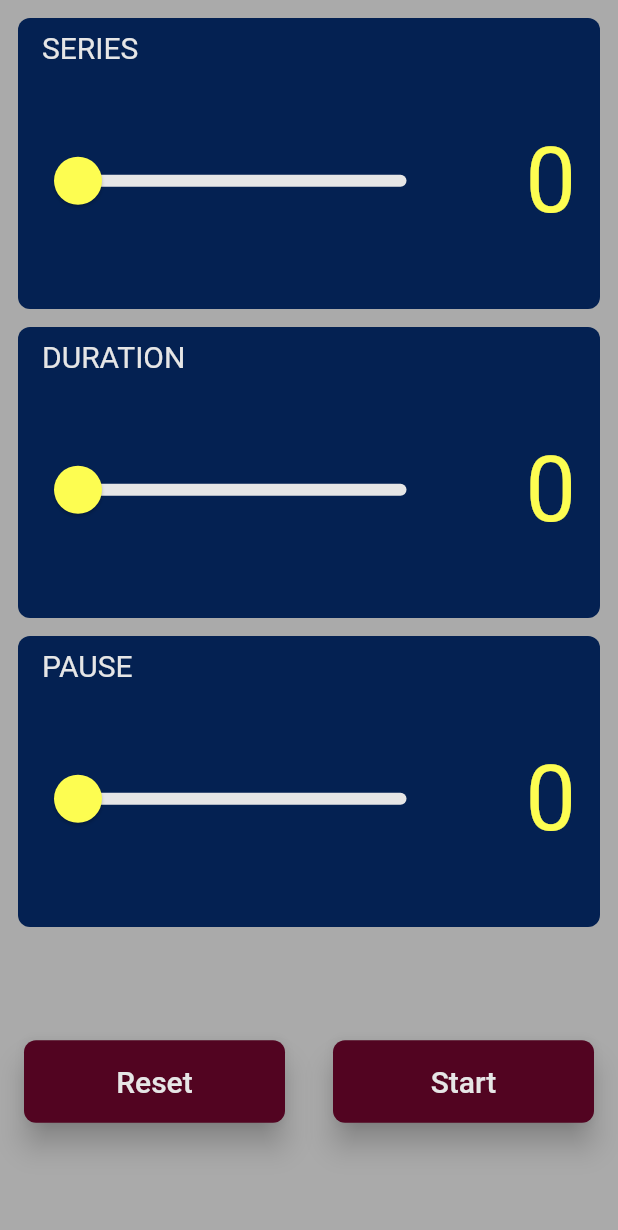
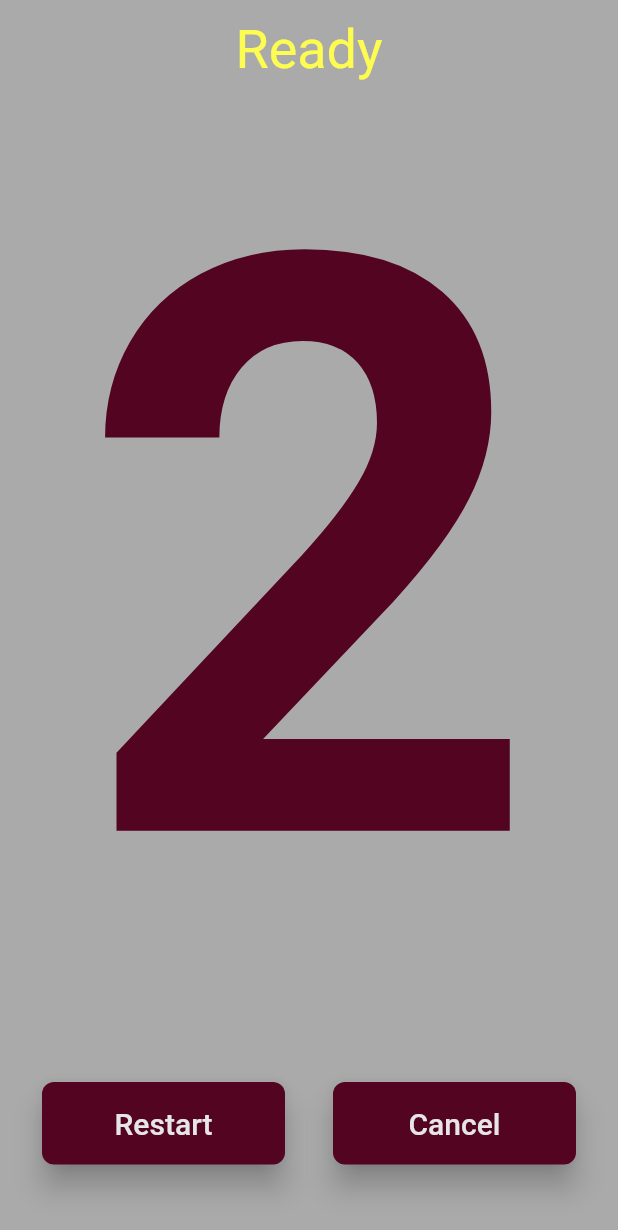
Before and after one commit to draganstojanov/FTimer, a Flutter app: the screen it shows after launch, after a tap on "Start", on a phone screen of 412 x 824 dp. Shown: the top 1230 px of the screen. Run offline on Flutter 3.47's test engine with Material 2 defaults, Android fonts, the phone set to English and light mode, and no system bars; drawn by our look-alikes of auto_size_text.

Commit message:
timer done

```diff
--- a/lib/components/buttons_layout.dart
+++ b/lib/components/buttons_layout.dart
@@ -1,20 +1,22 @@
 import 'package:flutter/material.dart';
-import 'package:ftimer/utils/constants.dart';
+import 'package:ftimer/utils/colors.dart';
 import 'package:ftimer/utils/styles.dart';
 
 class ButtonsLayout extends StatelessWidget {
-  Function onPressedReset;
-  Function onPressedStart;
+  final Function onPressedLeft;
+  final Function onPressedRight;
+  final String labelLeft;
+  final String labelRight;
 
-  ButtonsLayout({this.onPressedReset, this.onPressedStart});
+  const ButtonsLayout({Key key, this.onPressedLeft, this.onPressedRight, this.labelLeft, this.labelRight});
 
   @override
   Widget build(BuildContext context) {
     return Expanded(
       child: Row(
         children: <Widget>[
-          _button(onPressedReset, 'Reset'),
-          _button(onPressedStart, 'Start'),
+          _button(onPressedLeft, labelLeft),
+          _button(onPressedRight, labelRight),
         ],
       ),
     );
--- a/lib/components/card_widget.dart
+++ b/lib/components/card_widget.dart
@@ -1,20 +1,17 @@
 import 'package:auto_size_text/auto_size_text.dart';
 import 'package:flutter/material.dart';
-import 'package:ftimer/utils/constants.dart';
+import 'package:ftimer/utils/colors.dart';
 import 'package:ftimer/utils/styles.dart';
 
-class CardWidget extends StatefulWidget {
-  CardWidget({@required this.cardTitle, @required this.maxValue});
+class CardWidget extends StatelessWidget {
+  CardWidget(
+      {@required this.cardTitle,
+      @required this.slider,
+      @required this.valueTxt});
 
   final String cardTitle;
-  final double maxValue;
-  final double value = 0.0;
-  @override
-  _CardWidget createState() => _CardWidget();
-}
-
-class _CardWidget extends State<CardWidget> {
-  double value=0.0;
+  final Slider slider;
+  final AutoSizeText valueTxt;
 
   @override
   Widget build(BuildContext context) {
@@ -37,7 +34,7 @@ class _CardWidget extends State<CardWidget> {
           crossAxisAlignment: CrossAxisAlignment.start,
           children: <Widget>[
             Text(
-              widget.cardTitle.toUpperCase(),
+              cardTitle.toUpperCase(),
               style: kCardTitleStyle,
             ),
             Expanded(
@@ -54,29 +51,12 @@ class _CardWidget extends State<CardWidget> {
                           thumbShape:
                               RoundSliderThumbShape(enabledThumbRadius: 16.0),
                         ),
-                      child: Slider(
-                        value: value,
-                        min: 0.0,
-                        max: widget.maxValue,
-                        onChanged: (double newValue) {
-                          setState(() {
-                            value = newValue;
-                          });
-                        },
-                      ),
-                    ),
+                        child: slider),
                   ),
                   Expanded(
                     flex: 1,
                     child: Align(
-                      alignment: Alignment.centerRight,
-                      child: AutoSizeText(
-                        value.round().toString(),
-                        style: kCardValueTextStyle,
-                        maxLines: 1,
-                        minFontSize: 30.0,
-                      ),
-                    ),
+                        alignment: Alignment.centerRight, child: valueTxt),
                   ),
                 ],
               ),
--- a/lib/main.dart
+++ b/lib/main.dart
@@ -1,6 +1,6 @@
 import 'package:flutter/material.dart';
-import 'package:ftimer/screens/ftimer_selector.dart';
-import 'package:ftimer/utils/constants.dart';
+import 'package:ftimer/screens/set_timer.dart';
+import 'package:ftimer/utils/colors.dart';
 
 void main() => runApp(FtimerApp());
 
--- a/lib/model/timer_data.dart
+++ b/lib/model/timer_data.dart
@@ -1,9 +1,13 @@
+import 'package:ftimer/utils/constants.dart';
+
 class TimerData {
-  int _seriesValue = 0;
-  int _durationValue = 0;
-  int _pauseValue = 0;
+  int _seriesValue;
+  int _durationValue;
+  int _pauseValue;
 
-  TimerData();
+  TimerData() {
+    reset();
+  }
 
   TimerData.tData(double seriesValue, double durationValue, double pauseValue) {
     this._seriesValue = seriesValue.round();
@@ -30,13 +34,9 @@ class TimerData {
   }
 
   void reset() {
-    seriesValue = 0;
-    durationValue = 0;
-    pauseValue = 0;
+    seriesValue = kSeriesMinValue.toInt();
+    durationValue = kDurationMinValue.toInt();
+    pauseValue = kPauseMinValue.toInt();
   }
 
-  @override
-  String toString() {
-    return 'TimerData{_seriesValue: $_seriesValue, _durationValue: $_durationValue, _pauseValue: $_pauseValue}';
-  }
 }
--- /dev/null
+++ b/lib/model/timer_item.dart
@@ -0,0 +1,15 @@
+class TimerItem {
+  String _title;
+  int _duration;
+
+  TimerItem(this._title, this._duration);
+
+  int get duration => _duration;
+
+  String get title => _title;
+
+  @override
+  String toString() {
+    return 'TimerItem{_title: $_title, _duration: $_duration}';
+  }
+}
--- /dev/null
+++ b/lib/screens/countdown.dart
@@ -0,0 +1,197 @@
+import 'dart:async';
+
+import 'package:auto_size_text/auto_size_text.dart';
+import 'package:flutter/cupertino.dart';
+import 'package:flutter/material.dart';
+import 'package:ftimer/components/buttons_layout.dart';
+import 'package:ftimer/model/timer_data.dart';
+import 'package:ftimer/model/timer_item.dart';
+import 'package:ftimer/utils/colors.dart';
+import 'package:quiver/async.dart';
+
+class Countdown extends StatefulWidget {
+  final TimerData timerData;
+
+  Countdown({this.timerData});
+
+  _Countdown createState() => _Countdown();
+}
+
+class _Countdown extends State<Countdown> {
+  List<TimerItem> timerList;
+  int _duration;
+  CountdownTimer countDownTimer;
+  StreamSubscription<CountdownTimer> cdt;
+  String _title = '';
+  int _timerIndex;
+
+  @override
+  void initState() {
+    super.initState();
+    _setTimerList();
+  }
+
+  _setTimerList() {
+    _cancelTimer();
+    timerList = List<TimerItem>();
+    timerList.add(TimerItem('Ready', 3));
+    for (int i = 0; i < widget.timerData.seriesValue; i++) {
+      timerList.add(TimerItem('Series ${i + 1}', widget.timerData.durationValue));
+      timerList.add(TimerItem('Pause ${i + 1}', widget.timerData.pauseValue));
+    }
+    timerList.removeLast();
+    _timerIndex = 0;
+
+    print(timerList.toString());
+
+    _startTimer();
+  }
+
+  _startTimer() {
+    TimerItem _timerItem = timerList[_timerIndex];
+    print(_timerItem);
+    _duration = _timerItem.duration;
+    countDownTimer = CountdownTimer(
+      Duration(seconds: _timerItem.duration),
+      Duration(seconds: 1),
+    );
+    cdt = countDownTimer.listen(null);
+    cdt.onData((data) {
+      setState(() {
+        _title = _timerItem.title;
+        _duration--;
+      });
+    });
+    cdt.onDone(() {
+      cdt.cancel();
+
+      _timerIndex++;
+      if (_timerIndex < timerList.length) {
+        _startTimer();
+      } else {
+        setState(() {
+          _title = 'Done';
+        });
+      }
+    });
+  }
+
+  _cancelTimer() {
+    if (cdt != null) {
+      cdt.cancel();
+    }
+  }
+
+  @override
+  void dispose() {
+    _cancelTimer();
+    super.dispose();
+  }
+
+  @override
+  Widget build(BuildContext context) {
+    return SafeArea(
+      child: Scaffold(
+        body: Container(
+          margin: EdgeInsets.all(12.0),
+          child: Column(
+            children: <Widget>[
+              Text(
+                _title,
+                style: TextStyle(
+                  fontSize: 36.0,
+                  color: kCardValueColor,
+                ),
+              ),
+              Expanded(
+                flex: 5,
+                child: Center(
+                  child: AutoSizeText(
+                    _duration.toString(),
+                    style: TextStyle(
+                      fontWeight: FontWeight.bold,
+                      fontSize: 600.0,
+                      color: _duration > 5 ? kCountdownNormalColor : kCountdownAlertColor,
+                    ),
+                    maxLines: 1,
+                    minFontSize: 100.0,
+                  ),
+                ),
+              ),
+              ButtonsLayout(
+                labelLeft: 'Restart',
+                onPressedLeft: () {
+                  setState(
+                    () {
+                      _setTimerList();
+                    },
+                  );
+                },
+                labelRight: 'Cancel',
+                onPressedRight: () {
+                  Navigator.pop(context);
+                },
+              ),
+            ],
+          ),
+        ),
+      ),
+    );
+  }
+}
+
+//RaisedButton(
+//elevation: 8.0,
+//shape: RoundedRectangleBorder(
+//borderRadius: BorderRadius.circular(8.0),
+//),
+//padding: EdgeInsets.all(16.0),
+//child: Text(
+//"Cancel",
+//style: kCardTitleStyle,
+//),
+//color: kButtonColor,
+//onPressed: () {
+//Navigator.pop(context);
+//},
+//),
+
+//return SafeArea(
+//child: Scaffold(
+//body: Container(
+//margin: EdgeInsets.all(12.0),
+//child: Column(
+//children: <Widget>[
+//Expanded(
+//child: Center(
+//child: AutoSizeText(
+//43.toString(),
+//style: TextStyle(
+//fontSize: 600.0,
+//color: kCardValueColor,
+//),
+//maxLines: 1,
+//minFontSize: 100.0,
+//),
+//),
+//),
+//RaisedButton(
+//elevation: 8.0,
+//shape: RoundedRectangleBorder(
+//borderRadius: BorderRadius.circular(8.0),
+//),
+//padding: EdgeInsets.all(16.0),
+//child: Text(
+//"Cancel",
+//style: kCardTitleStyle,
+//),
+//color: kButtonColor,
+//onPressed: () {
+//Navigator.pop(context);
+//},
+//),
+//],
+//),
+//),
+//),
+//);
--- a/lib/screens/ftimer_selector.dart
+++ /dev/null
@@ -1,69 +0,0 @@
-import 'package:flutter/material.dart';
-import 'package:ftimer/components/buttons_layout.dart';
-import 'package:ftimer/components/card_widget.dart';
-
-class FTimerSelector extends StatefulWidget {
-  @override
-  _FTimerSelectorState createState() => _FTimerSelectorState();
-}
-
-class _FTimerSelectorState extends State<FTimerSelector> {
-  // TimerData timerData = TimerData();
-
-  CardWidget seriesCard;
-  CardWidget durationCard;
-  CardWidget pauseCard;
-
-  @override
-  void initState() {
-    super.initState();
-    //   timerData.reset();
-    seriesCard = CardWidget(cardTitle: 'Series', maxValue: 10);
-    durationCard = CardWidget(cardTitle: 'Duration', maxValue: 300);
-    pauseCard = CardWidget(cardTitle: 'Pause', maxValue: 120);
-  }
-
-  @override
-  Widget build(BuildContext context) {
-    return SafeArea(
-      child: Scaffold(
-        body: Column(
-          crossAxisAlignment: CrossAxisAlignment.stretch,
-          children: <Widget>[
-            seriesCard,
-            durationCard,
-            pauseCard,
-            ButtonsLayout(
-              onPressedReset: () {
-                print('fffffffffffffff');
-
-                setState(() {
-                  seriesCard = CardWidget(cardTitle: 'Series', maxValue: 10);
-                  durationCard =
-                      CardWidget(cardTitle: 'Duration', maxValue: 300);
-                  pauseCard = CardWidget(cardTitle: 'Pause', maxValue: 120);
-                });
-
-                //  timerData.reset();
-//                seriesCard.resetValue();
-//                durationCard.resetValue();
-//                pauseCard.resetValue();
-              },
-              onPressedStart: () {
-                startTimer();
-              },
-            )
-          ],
-        ),
-      ),
-    );
-  }
-
-  void startTimer() {
-    // print(timerData.toString());
-
-    // print(seriesCard.createState().value);
-//    print(durationCard.value);
-//    print(pauseCard.value);
-  }
-}
--- /dev/null
+++ b/lib/screens/set_timer.dart
@@ -0,0 +1,122 @@
+import 'package:auto_size_text/auto_size_text.dart';
+import 'package:flutter/material.dart';
+import 'package:ftimer/components/buttons_layout.dart';
+import 'package:ftimer/components/card_widget.dart';
+import 'package:ftimer/model/timer_data.dart';
+import 'package:ftimer/screens/countdown.dart';
+import 'package:ftimer/utils/constants.dart';
+import 'package:ftimer/utils/styles.dart';
+
+class FTimerSelector extends StatefulWidget {
+  @override
+  _FTimerSelectorState createState() => _FTimerSelectorState();
+}
+
+class _FTimerSelectorState extends State<FTimerSelector> {
+  TimerData timerData;
+
+  @override
+  void initState() {
+    super.initState();
+    timerData = TimerData();
+  }
+
+  @override
+  Widget build(BuildContext context) {
+    return SafeArea(
+      child: Scaffold(
+        body: Column(
+          crossAxisAlignment: CrossAxisAlignment.stretch,
+          children: <Widget>[
+            CardWidget(
+              cardTitle: 'Series',
+              slider: Slider(
+                value: timerData.seriesValue.toDouble(),
+                min: kSeriesMinValue,
+                max: kSeriesMaxValue,
+                onChanged: (double newValue) {
+                  setState(
+                    () {
+                      timerData.seriesValue = newValue.round();
+                    },
+                  );
+                },
+              ),
+              valueTxt: AutoSizeText(
+                timerData.seriesValue.toString(),
+                style: kCardValueTextStyle,
+                maxLines: 1,
+                minFontSize: 30.0,
+              ),
+            ),
+            CardWidget(
+              cardTitle: 'Duration',
+              slider: Slider(
+                value: timerData.durationValue.toDouble(),
+                min: kDurationMinValue,
+                max: kDurationMaxValue,
+                onChanged: (double newValue) {
+                  setState(
+                    () {
+                      timerData.durationValue = newValue.round();
+                    },
+                  );
+                },
+              ),
+              valueTxt: AutoSizeText(
+                timerData.durationValue.toString(),
+                style: kCardValueTextStyle,
+                maxLines: 1,
+                minFontSize: 30.0,
+              ),
+            ),
+            CardWidget(
+              cardTitle: 'Pause',
+              slider: Slider(
+                value: timerData.pauseValue.toDouble(),
+                min: kPauseMinValue,
+                max: kPauseMaxValue,
+                onChanged: (double newValue) {
+                  setState(
+                    () {
+                      timerData.pauseValue = newValue.round();
+                    },
+                  );
+                },
+              ),
+              valueTxt: AutoSizeText(
+                timerData.pauseValue.toString(),
+                style: kCardValueTextStyle,
+                maxLines: 1,
+                minFontSize: 30.0,
+              ),
+            ),
+            ButtonsLayout(
+              labelLeft: 'Reset',
+              onPressedLeft: () {
+                setState(
+                  () {
+                    timerData.reset();
+                  },
+                );
+              },
+              labelRight: 'Start',
+              onPressedRight: () {
+                startTimer();
+              },
+            )
+          ],
+        ),
+      ),
+    );
+  }
+
+  void startTimer() {
+    Navigator.push(
+      context,
+      MaterialPageRoute(
+        builder: (context) => Countdown(timerData: timerData),
+      ),
+    );
+  }
+}
--- /dev/null
+++ b/lib/utils/colors.dart
@@ -0,0 +1,13 @@
+import 'package:flutter/material.dart';
+
+const kSelectorBackgroundColor = Color(0xFFAAAAAA);
+
+Color k2 = Color(0xFF215204);
+const kCardBackColor = Color(0xFF042152);
+const kButtonColor = Color(0xFF520421);
+
+const kCardTitleColor = Color(0xFFe6e6e6);
+const kCardValueColor = Color(0xFFFDFD51);
+
+const kCountdownNormalColor = Color(0xFF215204);
+const kCountdownAlertColor = Color(0xFF520421);
--- a/lib/utils/constants.dart
+++ b/lib/utils/constants.dart
@@ -1,10 +1,7 @@
-import 'package:flutter/material.dart';
+const kSeriesMaxValue = 10.0;
+const kDurationMaxValue = 300.0;
+const kPauseMaxValue = 120.0;
 
-const kSelectorBackgroundColor = Color(0xFFAAAAAA);
-
-const k2 = Color(0xFF215204);
-const kCardBackColor = Color(0xFF042152);
-const kButtonColor = Color(0xFF520421);
-
-const kCardTitleColor = Color(0xFFe6e6e6);
-const kCardValueColor = Color(0xFFFDFD51);
+const kSeriesMinValue = 1.0;
+const kDurationMinValue = 10.0;
+const kPauseMinValue = 10.0;
--- a/lib/utils/styles.dart
+++ b/lib/utils/styles.dart
@@ -1,7 +1,5 @@
 import 'package:flutter/material.dart';
-import 'package:ftimer/utils/constants.dart';
-
-import 'constants.dart';
+import 'package:ftimer/utils/colors.dart';
 
 const kCardTitleStyle = TextStyle(
   fontSize: 20.0,
```
Also changed, not shown: 1 other file. Lines whose indentation alone changed are shown as unchanged.
